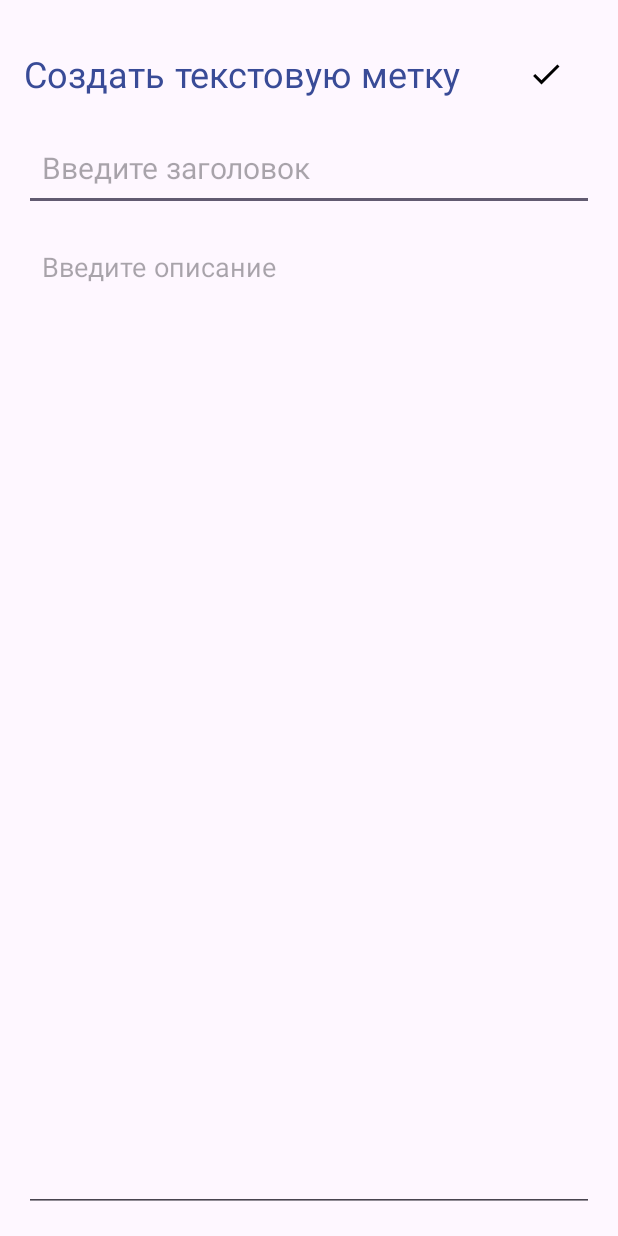
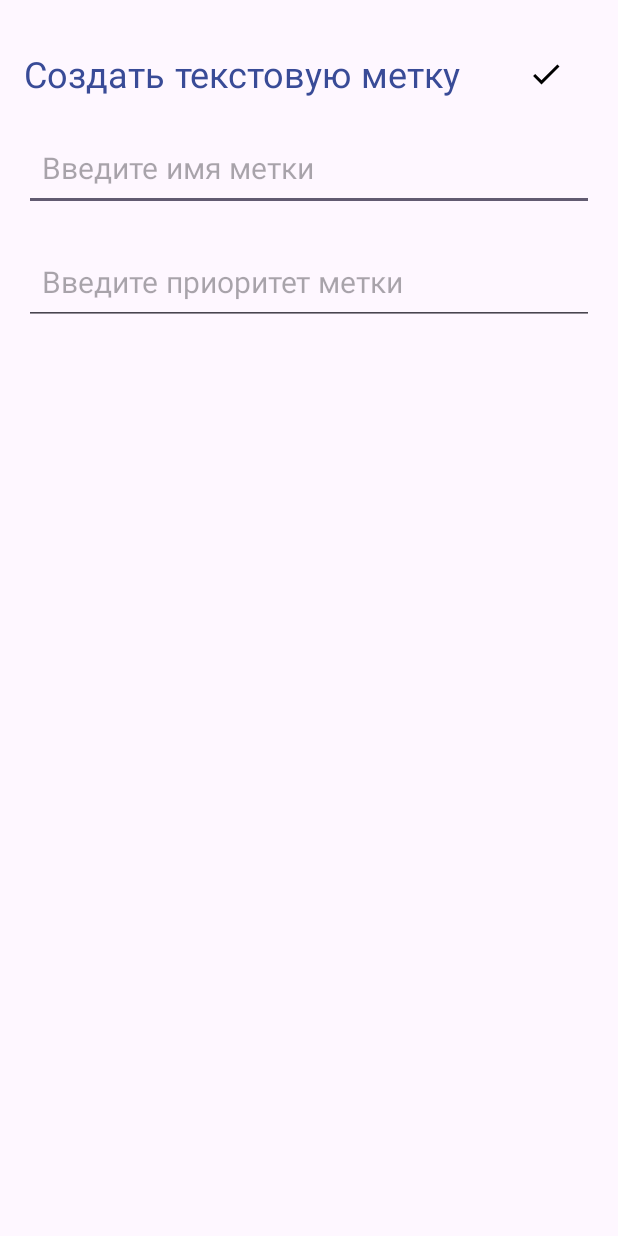
Before and after one commit to shufladka/NotesApp, an Android app: the layout activity_add_label.xml on its own in the app's theme, with its tools: preview values and no code run, on a phone screen of 412 x 824 dp. Run offline under Robolectric (Android 15) with nearby library versions, the phone set to English and light mode, and no system bars.

Commit message:
dev: added label processing

```diff
--- a/app/src/main/res/layout/activity_add_label.xml
+++ b/app/src/main/res/layout/activity_add_label.xml
@@ -30,10 +30,10 @@
         android:src="@drawable/baseline_done_24" />
 
     <EditText
-        android:id="@+id/titleEditText"
+        android:id="@+id/nameText"
         android:layout_width="match_parent"
         android:layout_height="60dp"
-        android:hint="Введите заголовок"
+        android:hint="Введите имя метки"
         android:padding="12dp"
         android:textSize="20sp"
         android:layout_below="@+id/addLabelHeading"
@@ -42,14 +42,15 @@
         android:fontFamily="@font/inter"/>
 
     <EditText
-        android:id="@+id/description_edit_text"
+        android:id="@+id/priorityInt"
         android:layout_width="match_parent"
-        android:layout_height="match_parent"
-        android:hint="Введите описание"
-        android:gravity="top"
+        android:layout_height="60dp"
+        android:hint="Введите приоритет метки"
+        android:inputType="number"
         android:padding="12dp"
-        android:textSize="18sp"
-        android:fontFamily="@font/inter"
-        android:layout_below="@id/titleEditText"
-        android:layout_marginTop="12dp" />
+        android:textSize="20sp"
+        android:layout_below="@+id/nameText"
+        android:layout_marginTop="16dp"
+        android:maxLines="1"
+        android:fontFamily="@font/inter"/>
     </RelativeLayout>
```
Also changed, not shown: app/src/main/java/by/bsuir/notesapp/AddLabelActivity.kt (+15 -16 lines), app/src/main/java/by/bsuir/notesapp/DatabaseHelper.kt (+19 -20 lines), app/src/main/java/by/bsuir/notesapp/MainActivity.kt (+22 -19 lines), app/src/main/java/by/bsuir/notesapp/NotesAdapter.kt (+41 -1 lines), app/src/main/res/layout/activity_main.xml (+0 -35 lines).
